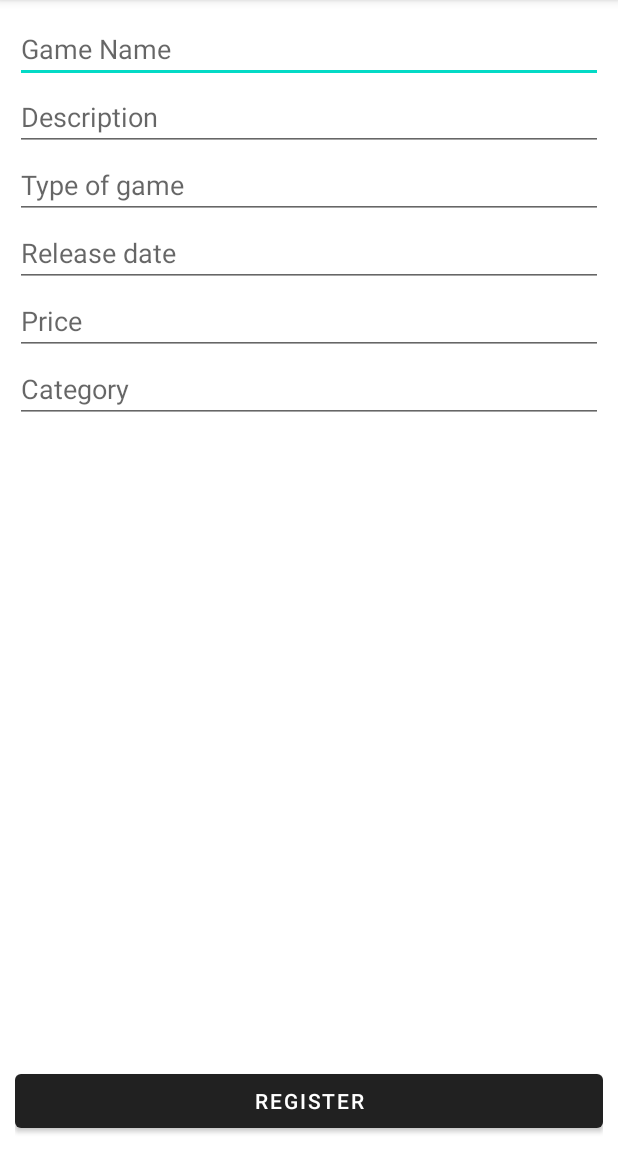
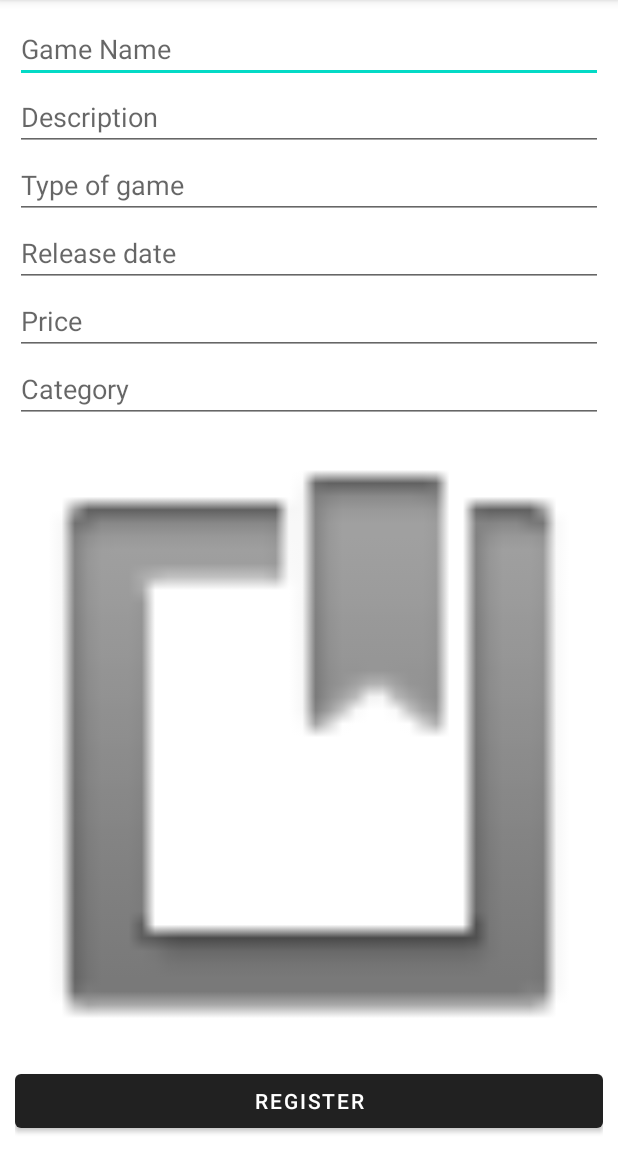
Before and after one commit to cristinasevi/programacion-multimedia, an Android app: the screen it shows after launch (RegisterGameView), after a tap on an icon or button, on a phone screen of 412 x 824 dp, the part 84-1236 px from its top. Run offline under Robolectric (Android 15) with nearby library versions, the phone set to English and light mode, and no system bars; pictures from the network do not load; 1 statement that could not run was skipped.

Commit message:
Update Dialogs, Snackbar, Photos Gallery and Preferences

```diff
--- a/AndroidGames/app/build.gradle.kts
+++ b/AndroidGames/app/build.gradle.kts
@@ -45,4 +45,6 @@ dependencies {
 
     implementation("com.squareup.retrofit2:retrofit:3.0.0")
     implementation("com.squareup.retrofit2:converter-gson:3.0.0")
+
+    implementation("androidx.preference:preference:1.2.0")
 }
--- a/AndroidGames/app/src/main/AndroidManifest.xml
+++ b/AndroidGames/app/src/main/AndroidManifest.xml
@@ -16,6 +16,9 @@
         android:theme="@style/Theme.AndroidGames"
         android:usesCleartextTraffic="true">
         <activity
+            android:name=".view.PreferencesActivity"
+            android:exported="false" />
+        <activity
             android:name=".view.RegisterGameView"
             android:exported="false" />
         <activity
--- a/AndroidGames/app/src/main/java/programacion/multimedia/androidgames/view/GameListView.java
+++ b/AndroidGames/app/src/main/java/programacion/multimedia/androidgames/view/GameListView.java
@@ -82,6 +82,9 @@ public class GameListView extends AppCompatActivity implements GameListContract.
             startActivity(intent);
 
             return true;
+        } else if (item.getItemId() == R.id.action_preferences_item) {
+            Intent intent = new Intent(this, PreferencesActivity.class);
+            startActivity(intent);
         }
 
         return false;
--- a/AndroidGames/app/src/main/java/programacion/multimedia/androidgames/view/RegisterGameView.java
+++ b/AndroidGames/app/src/main/java/programacion/multimedia/androidgames/view/RegisterGameView.java
@@ -1,11 +1,20 @@
 package programacion.multimedia.androidgames.view;
 
+import android.app.Activity;
+import android.content.Intent;
+import android.content.SharedPreferences;
+import android.net.Uri;
 import android.os.Bundle;
+import android.provider.MediaStore;
 import android.view.View;
 import android.widget.EditText;
+import android.widget.ImageView;
 import android.widget.Toast;
 
+import androidx.activity.result.ActivityResultLauncher;
+import androidx.activity.result.contract.ActivityResultContracts;
 import androidx.appcompat.app.AppCompatActivity;
+import androidx.preference.PreferenceManager;
 
 import com.google.android.material.snackbar.Snackbar;
 
@@ -26,6 +35,10 @@ public class RegisterGameView extends AppCompatActivity implements RegisterGameC
         setContentView(R.layout.activity_register_game);
 
         presenter = new RegisterGamePresenter(this);
+
+        SharedPreferences userPrefs = PreferenceManager.getDefaultSharedPreferences(this);
+        boolean userSatelliteView = userPrefs.getBoolean("map_satellite_view_item", false);
+        Toast.makeText(this, " " + userSatelliteView, Toast.LENGTH_LONG).show();
     }
 
     public void registerGame(View view) {
@@ -39,9 +52,25 @@ public class RegisterGameView extends AppCompatActivity implements RegisterGameC
         presenter.registerGame(name, description, type, releaseDate, price, category);
     }
 
+    public void selectImage(View view) {
+        Intent galleryIntent = new Intent(Intent.ACTION_PICK, MediaStore.Images.Media.EXTERNAL_CONTENT_URI);
+        galleryActivityResultLauncher.launch(galleryIntent);
+    }
+
+    ActivityResultLauncher<Intent> galleryActivityResultLauncher = registerForActivityResult(
+            new ActivityResultContracts.StartActivityForResult(),
+            result -> {
+                if (result.getResultCode() == Activity.RESULT_OK) {
+                    Uri image_uri = result.getData().getData();
+                    ImageView gameImage = findViewById(R.id.game_image);
+                    gameImage.setImageURI(image_uri);
+                }
+            }
+    );
+
     @Override
     public void showMessage(String message) {
-        Toast.makeText(this, message, Toast.LENGTH_LONG).show();
+        Snackbar.make(this.getCurrentFocus(), message, Snackbar.LENGTH_LONG).show();
     }
 
     @Override
--- a/AndroidGames/app/src/main/res/layout/activity_register_game.xml
+++ b/AndroidGames/app/src/main/res/layout/activity_register_game.xml
@@ -9,6 +9,7 @@
     tools:context=".view.RegisterGameView">
 
     <LinearLayout
+        android:id="@+id/linearLayout"
         android:layout_width="match_parent"
         android:layout_height="wrap_content"
         android:orientation="vertical"
@@ -73,4 +74,17 @@
         app:layout_constraintBottom_toBottomOf="parent"
         app:layout_constraintEnd_toEndOf="parent"
         app:layout_constraintStart_toStartOf="parent" />
+
+    <ImageView
+        android:id="@+id/game_image"
+        android:layout_width="0dp"
+        android:layout_height="0dp"
+        android:onClick="selectImage"
+        android:scaleType="centerCrop"
+        app:layout_constraintBottom_toTopOf="@+id/register_game_button"
+        app:layout_constraintEnd_toEndOf="parent"
+        app:layout_constraintStart_toStartOf="parent"
+        app:layout_constraintTop_toBottomOf="@+id/linearLayout"
+        app:srcCompat="@android:drawable/ic_input_get"
+        tools:srcCompat="@tools:sample/avatars" />
 </androidx.constraintlayout.widget.ConstraintLayout>
--- a/AndroidGames/app/src/main/res/menu/actionbar.xml
+++ b/AndroidGames/app/src/main/res/menu/actionbar.xml
@@ -6,4 +6,8 @@
         android:id="@+id/action_register_game"
         android:icon="@android:drawable/ic_menu_add"
         app:showAsAction="always" />
+    <item
+        android:id="@+id/action_preferences_item"
+        android:icon="@android:drawable/ic_menu_preferences"
+        app:showAsAction="always" />
 </menu>
--- a/AndroidGames/app/src/main/res/values/strings.xml
+++ b/AndroidGames/app/src/main/res/values/strings.xml
@@ -7,4 +7,7 @@
     <string name="price">Price</string>
     <string name="category">Category</string>
     <string name="register">Register</string>
+    <string name="are_you_sure">Are you sure?</string>
+    <string name="yes">Yes</string>
+    <string name="no">No</string>
 </resources>
```
Also changed, not shown: AndroidGames/app/src/main/java/programacion/multimedia/androidgames/adapter/GameAdapter.java (+16 -0 lines), AndroidGames/app/src/main/java/programacion/multimedia/androidgames/preferences/PreferencesFragment.java (added, +16 -0 lines), AndroidGames/app/src/main/java/programacion/multimedia/androidgames/util/DialogUtil.java (added, +19 -0 lines), AndroidGames/app/src/main/java/programacion/multimedia/androidgames/view/PreferencesActivity.java (added, +16 -0 lines), AndroidGames/app/src/main/res/layout/activity_preferences.xml (added, +18 -0 lines), AndroidGames/app/src/main/res/layout/game_item.xml (+18 -3 lines), AndroidGames/app/src/main/res/xml/preference_screen.xml (added, +8 -0 lines), 1 other file.
